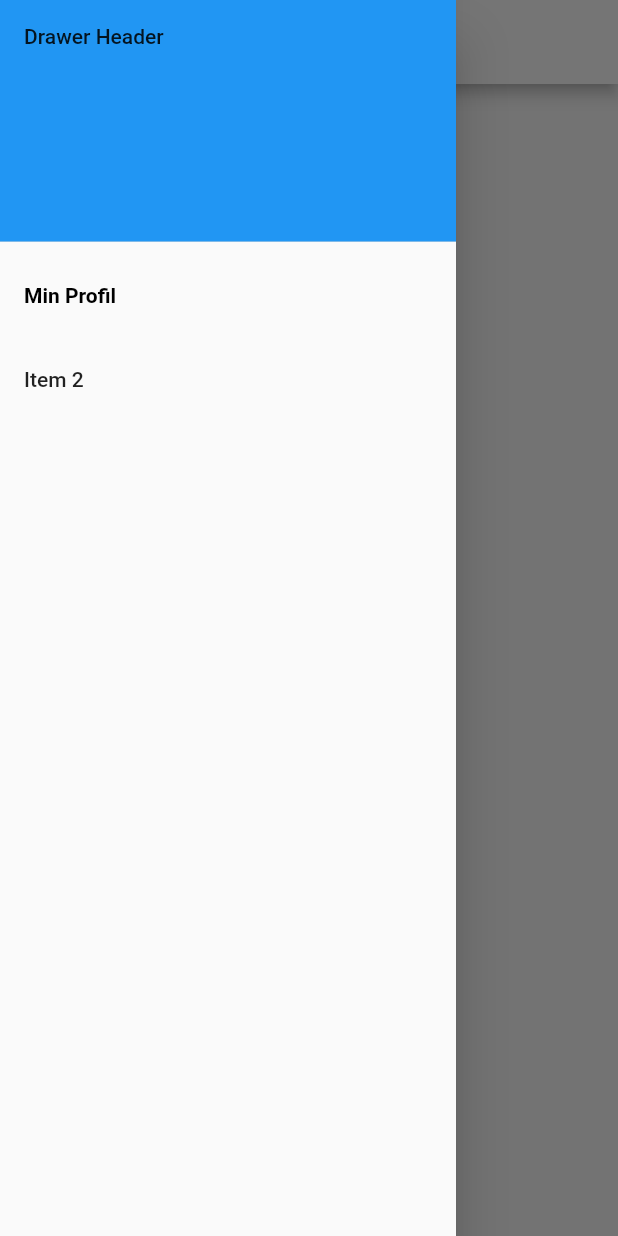
After one commit to SorenHersomNielsen/InternshipSystem, a Flutter app: the ProfilePage screen opened directly, with the side drawer open, on a phone screen of 412 x 824 dp. The commit adds this screen. Run offline on Flutter 3.47's test engine with Material 2 defaults, Android fonts, the phone set to English and light mode, and no system bars.

Commit message:
new changes to the code

```diff
--- /dev/null
+++ b/lib/ProfilePage.dart
@@ -0,0 +1,58 @@
+import 'package:flutter/material.dart';
+
+class ProfilePage extends StatefulWidget{
+  const ProfilePage({Key? key}) : super(key: key);
+
+
+
+@override
+_ProfilePageState createState() => _ProfilePageState();
+}
+
+class _ProfilePageState extends State<ProfilePage>{
+
+  @override
+  Widget build(BuildContext context) {
+    return Scaffold(
+      appBar: AppBar(
+        title: const Text(
+          'Min Profil'
+        ),
+        backgroundColor: Colors.white,
+        iconTheme: const IconThemeData(color: Colors.blue),
+      ),
+       drawer: Drawer(
+          child: ListView(
+            padding: EdgeInsets.zero,
+            children: [
+              const DrawerHeader(
+                decoration: BoxDecoration(
+                  color: Colors.blue,
+                ),
+                child: Text('Drawer Header'),
+              ),
+              ListTile(
+                title: const Text(
+                    'Min Profil',
+                  style:  TextStyle(
+                    fontWeight: FontWeight.bold,
+                    color: Colors.black
+                  ),
+                ),
+                onTap: () {
+
+                },
+              ),
+              ListTile(
+                title: const Text('Item 2'),
+                onTap: () {
+
+                },
+              ),
+            ],
+          ),
+        ),
+    );
+  }
+
+}
```
Also changed, not shown: lib/HomePage.dart (deleted, +0 -24 lines), lib/NetworkMethod.dart (+12 -3 lines), lib/Widget/Signin.dart (+13 -9 lines), lib/main.dart (+0 -98 lines).
